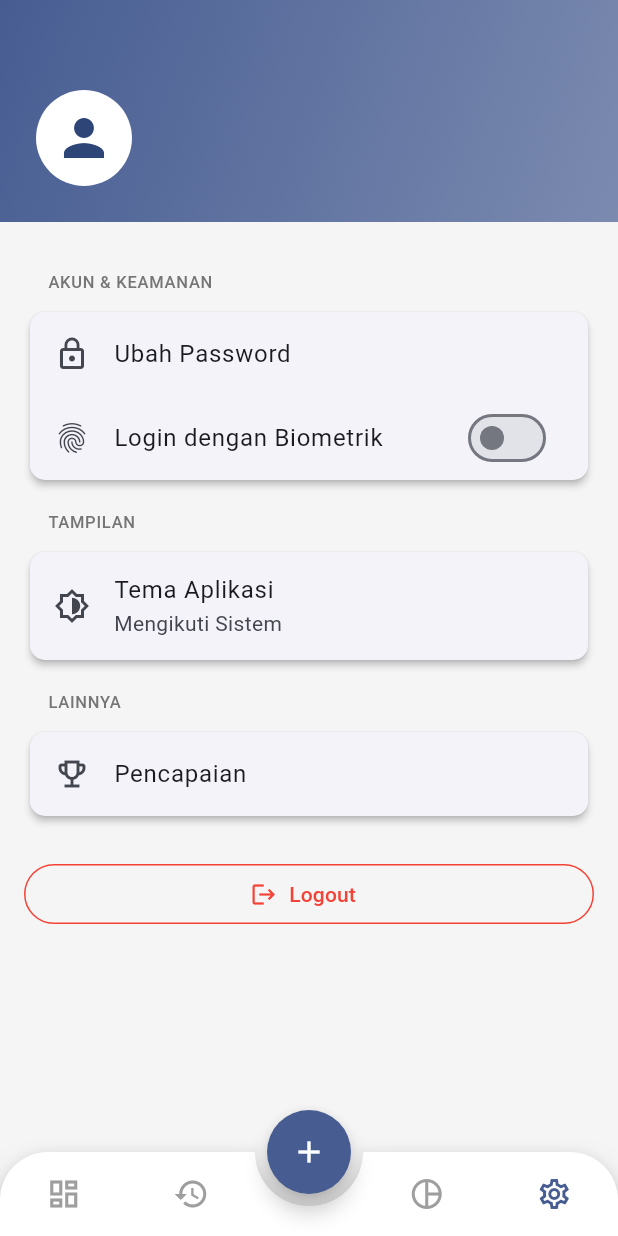
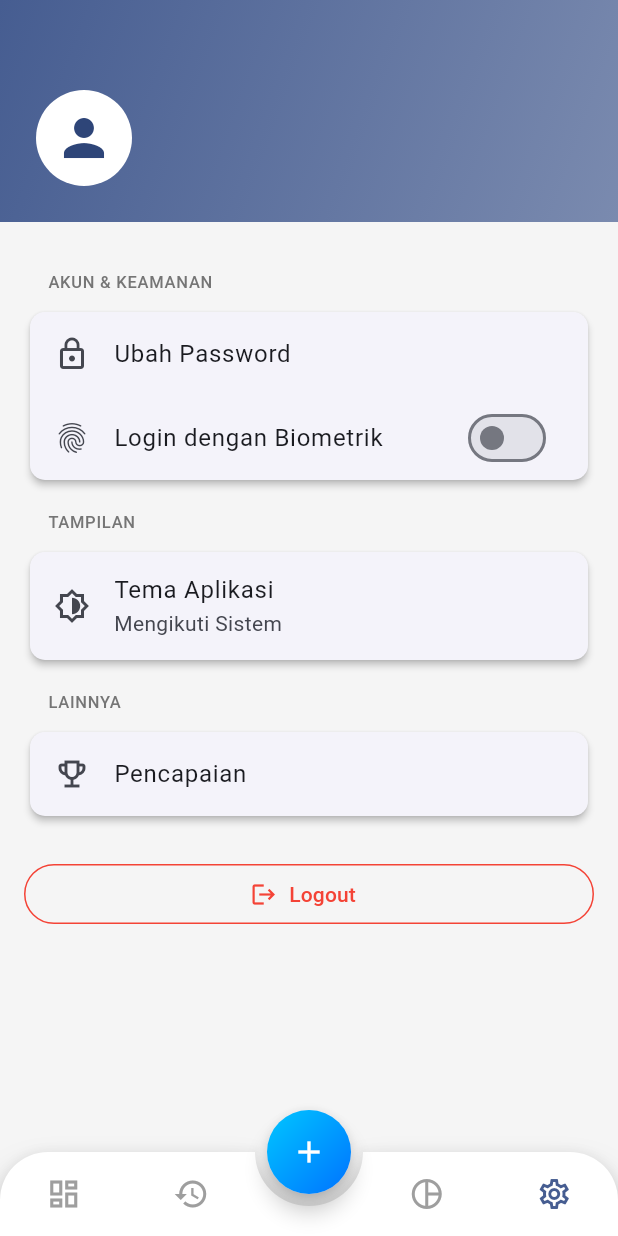
Before and after one commit to skydashnet/skydash-finance-tracker, a Flutter app: the MainScreen screen opened directly, item 4 of the bottom bar chosen, on a phone screen of 412 x 824 dp. Run offline on Flutter 3.47's test engine with Material 3 defaults, Android fonts, the phone set to English and light mode, and no system bars; drawn by our look-alikes of animated_bottom_navigation_bar; our stand-ins replace another_flushbar, confetti, fl_chart, flutter_animate, flutter_markdown, local_auth and 4 more; missing offline and left inert: jwt_decode, ota_update; accounts and stored records are empty; network calls fail.

Commit message:
feat: Minor Update

```diff
--- a/frontend/lib/main.dart
+++ b/frontend/lib/main.dart
@@ -6,6 +6,12 @@ import 'package:skydash_financial_tracker/src/constants/app_colors.dart';
 import 'package:skydash_financial_tracker/src/providers/theme_provider.dart';
 import 'package:skydash_financial_tracker/src/providers/transaction_provider.dart';
 import 'package:skydash_financial_tracker/splash_screen.dart';
+
+const skydashnetGradient = LinearGradient(
+  colors: [Color(0xFF00C6FF), Color(0xFF0072FF)],
+  begin: Alignment.topLeft,
+  end: Alignment.bottomRight,
+);
 
 void main() async {
   WidgetsFlutterBinding.ensureInitialized();
@@ -21,7 +27,7 @@ class MyApp extends StatelessWidget {
     final lightTheme = ThemeData(
       useMaterial3: true,
       brightness: Brightness.light,
-      colorSchemeSeed: AppColors.primary,
+      colorScheme: ColorScheme.fromSeed(seedColor: const Color(0xFF0072FF)),
       scaffoldBackgroundColor: AppColors.background,
       cardTheme: CardThemeData(
         elevation: 2,
@@ -37,12 +43,19 @@ class MyApp extends StatelessWidget {
         bodyMedium: TextStyle(color: AppColors.textPrimary),
         titleMedium: TextStyle(color: AppColors.textPrimary),
       ),
+      bottomAppBarTheme: const BottomAppBarTheme(
+        color: Colors.white,
+        elevation: 8,
+      ),
     );
 
     final darkTheme = ThemeData(
       useMaterial3: true,
       brightness: Brightness.dark,
-      colorSchemeSeed: AppColors.primary,
+      colorScheme: ColorScheme.fromSeed(
+        seedColor: const Color(0xFF00C6FF),
+        brightness: Brightness.dark,
+      ),
       scaffoldBackgroundColor: const Color(0xFF121212),
       cardTheme: CardThemeData(
         color: const Color(0xFF1E1E1E),
@@ -57,6 +70,10 @@ class MyApp extends StatelessWidget {
         bodyLarge: TextStyle(color: Colors.white),
         bodyMedium: TextStyle(color: Colors.white70),
         titleMedium: TextStyle(color: Colors.white),
+      ),
+      bottomAppBarTheme: const BottomAppBarTheme(
+        color: Color(0xFF212121),
+        elevation: 8,
       ),
     );
 
--- a/frontend/lib/src/features/main_screen.dart
+++ b/frontend/lib/src/features/main_screen.dart
@@ -7,6 +7,12 @@ import 'package:skydash_financial_tracker/src/features/settings/settings_screen.
 import 'package:skydash_financial_tracker/src/features/transactions/add_transaction_screen.dart';
 import 'package:skydash_financial_tracker/src/features/transactions/transaction_history_screen.dart';
 import 'package:skydash_financial_tracker/src/providers/transaction_provider.dart';
+
+const skydashnetGradient = LinearGradient(
+  colors: [Color(0xFF00C6FF), Color(0xFF0072FF)],
+  begin: Alignment.topLeft,
+  end: Alignment.bottomRight,
+);
 
 class MainScreen extends StatefulWidget {
   const MainScreen({super.key});
@@ -47,10 +53,16 @@ class _MainScreenState extends State<MainScreen> {
       body: _pages[_bottomNavIndex],
       floatingActionButton: FloatingActionButton(
         onPressed: _navigateToAddTransaction,
-        backgroundColor: theme.colorScheme.primary,
-        foregroundColor: theme.colorScheme.onPrimary,
         shape: const CircleBorder(),
-        child: const Icon(Icons.add),
+        child: Ink(
+          decoration: const BoxDecoration(
+            gradient: skydashnetGradient,
+            shape: BoxShape.circle,
+          ),
+          child: const Center(
+            child: Icon(Icons.add, color: Colors.white),
+          ),
+        ),
       ),
       floatingActionButtonLocation: FloatingActionButtonLocation.centerDocked,
       bottomNavigationBar: AnimatedBottomNavigationBar(
--- a/frontend/lib/src/features/settings/settings_screen.dart
+++ b/frontend/lib/src/features/settings/settings_screen.dart
@@ -207,16 +207,17 @@ class _SettingsScreenState extends State<SettingsScreen> {
     final theme = Theme.of(context);
 
     return Scaffold(
-      // Kita hilangkan AppBar agar header bisa full-width
       body: ListView(
-        padding: EdgeInsets.zero, // Hapus padding default
+        padding: EdgeInsets.zero,
         children: [
-          // --- BAGIAN HEADER PROFIL BARU ---
           Container(
             padding: const EdgeInsets.only(top: 60, bottom: 24, left: 24, right: 24),
             decoration: BoxDecoration(
               gradient: LinearGradient(
-                colors: [theme.colorScheme.primary, theme.colorScheme.primary.withOpacity(0.7)],
+                colors: [
+                  theme.colorScheme.primary,
+                  theme.colorScheme.primary.withOpacity(0.7)
+                ],
                 begin: Alignment.topLeft,
                 end: Alignment.bottomRight,
               ),
@@ -240,7 +241,6 @@ class _SettingsScreenState extends State<SettingsScreen> {
             ),
           ),
 
-          // --- GRUP PENGATURAN ---
           Padding(
             padding: const EdgeInsets.all(16.0),
             child: Column(
@@ -296,7 +296,6 @@ class _SettingsScreenState extends State<SettingsScreen> {
 
                 const SizedBox(height: 24),
 
-                // Tombol Logout di luar Card
                 SizedBox(
                   width: double.infinity,
                   child: OutlinedButton.icon(
@@ -317,7 +316,6 @@ class _SettingsScreenState extends State<SettingsScreen> {
     );
   }
 
-  // --- WIDGET HELPER BARU UNTUK GRUP PENGATURAN ---
   Widget _buildSettingsGroup({
     required BuildContext context,
     required String title,
```
Also changed, not shown: frontend/lib/src/features/reports/reports_screen.dart (+0 -8 lines), 1 other file.
